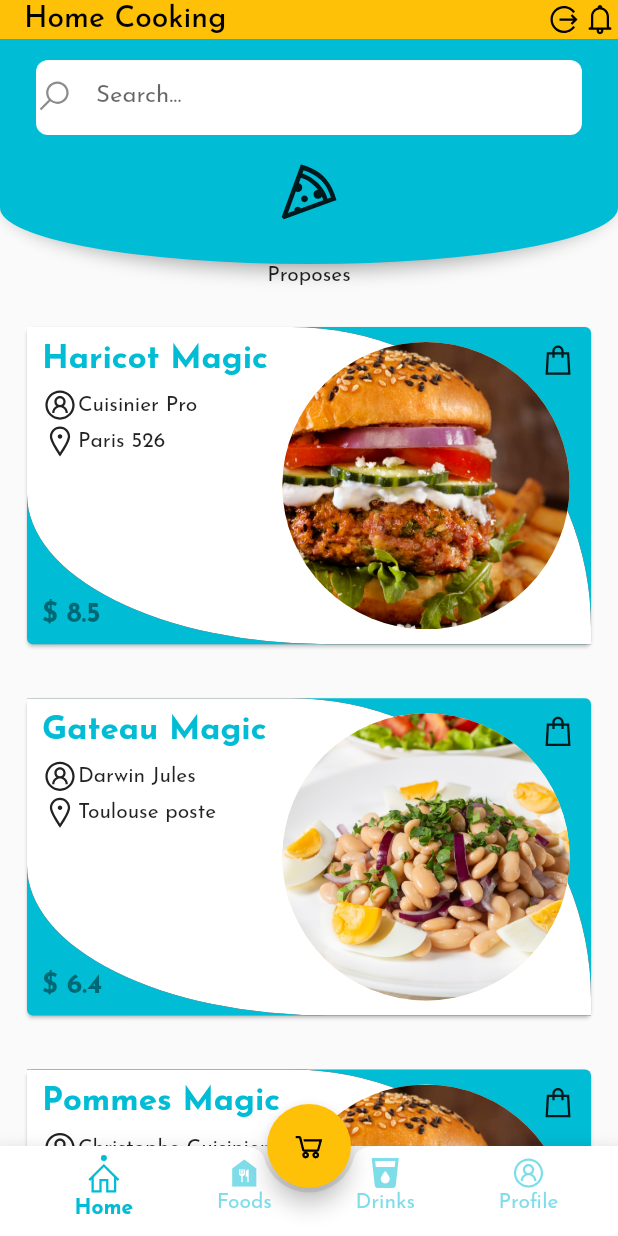
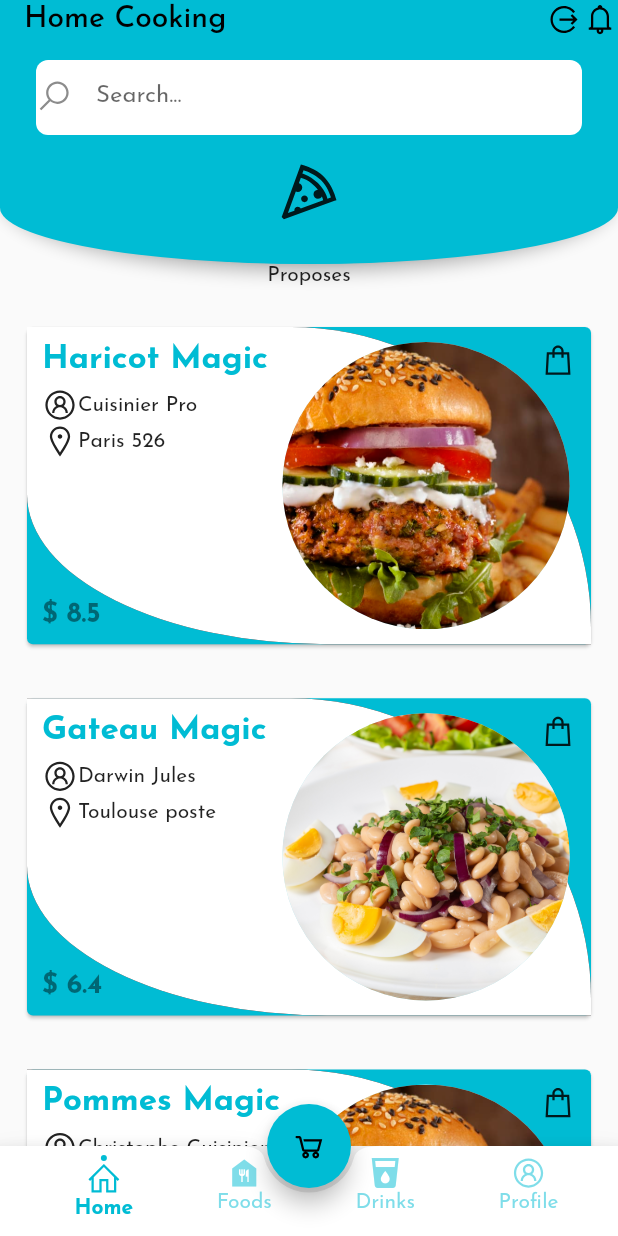
Before and after one commit to baimamboukar/home_cooking, a Flutter app: the screen it shows once a user with an empty profile is signed in, on a phone screen of 412 x 824 dp. Run offline on Flutter 3.47's test engine with Material 2 defaults, Android fonts, the phone set to English and light mode, and no system bars; our stand-ins replace awesome_notifications, cloud_firestore, firebase_auth, firebase_core, flutter_hooks, flutter_riverpod and 5 more; accounts and stored records are empty.

Commit message:
color modified

```diff
--- a/lib/src/app.dart
+++ b/lib/src/app.dart
@@ -71,8 +71,8 @@ class HomeCooking extends HookWidget {
             theme: ThemeData(
                 textTheme: GoogleFonts.josefinSansTextTheme(
                     Theme.of(context).textTheme),
-                primaryColor: Colors.tealAccent,
-                primarySwatch: Colors.amber),
+                primaryColor: Colors.cyan,
+                primarySwatch: Colors.cyan),
             darkTheme: ThemeData.dark(),
             themeMode: settingsController.themeMode,
 
```
